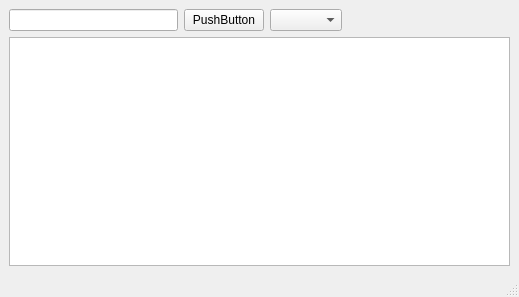
The window that mainwindow.ui (platohaDebil/BooksApp) describes before a commit, drawn with Qt 5.
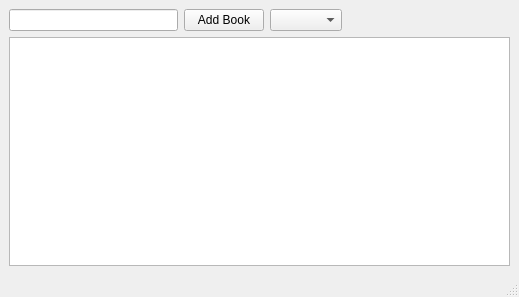
The same window after the commit.

Commit message: add book writing

```diff
--- a/mainwindow.ui
+++ b/mainwindow.ui
@@ -23,7 +23,7 @@
       <item>
        <widget class="QPushButton" name="pushButton">
         <property name="text">
-         <string>PushButton</string>
+         <string>Add Book</string>
         </property>
        </widget>
       </item>
```
The commit also changes 14 other files.
